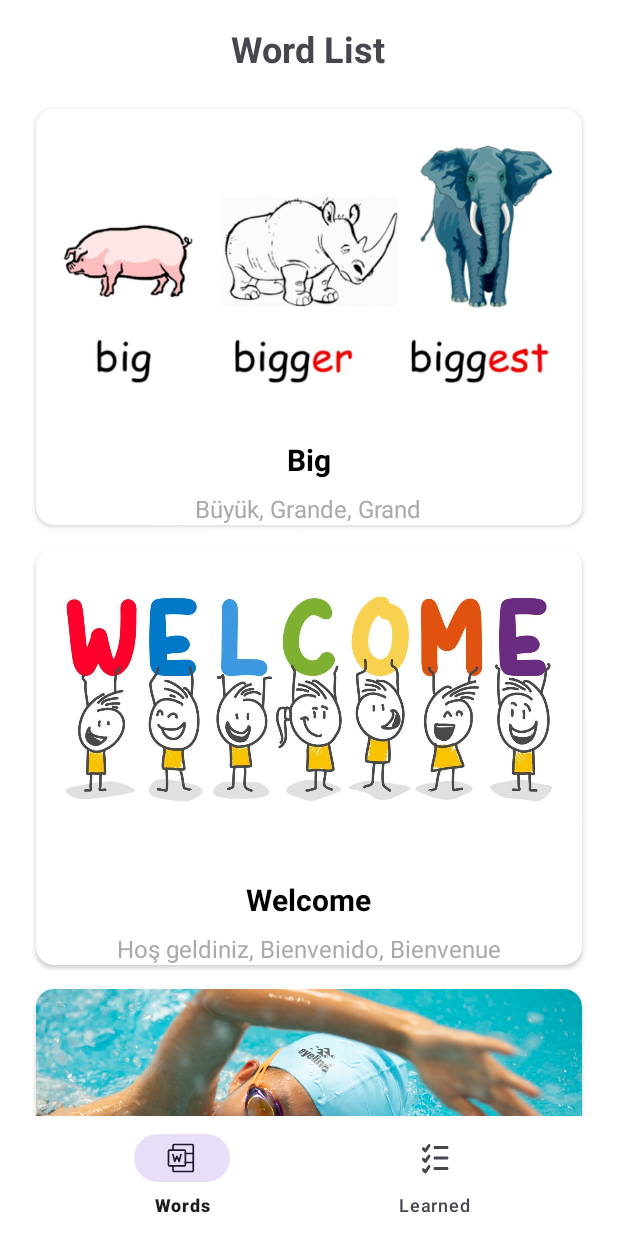
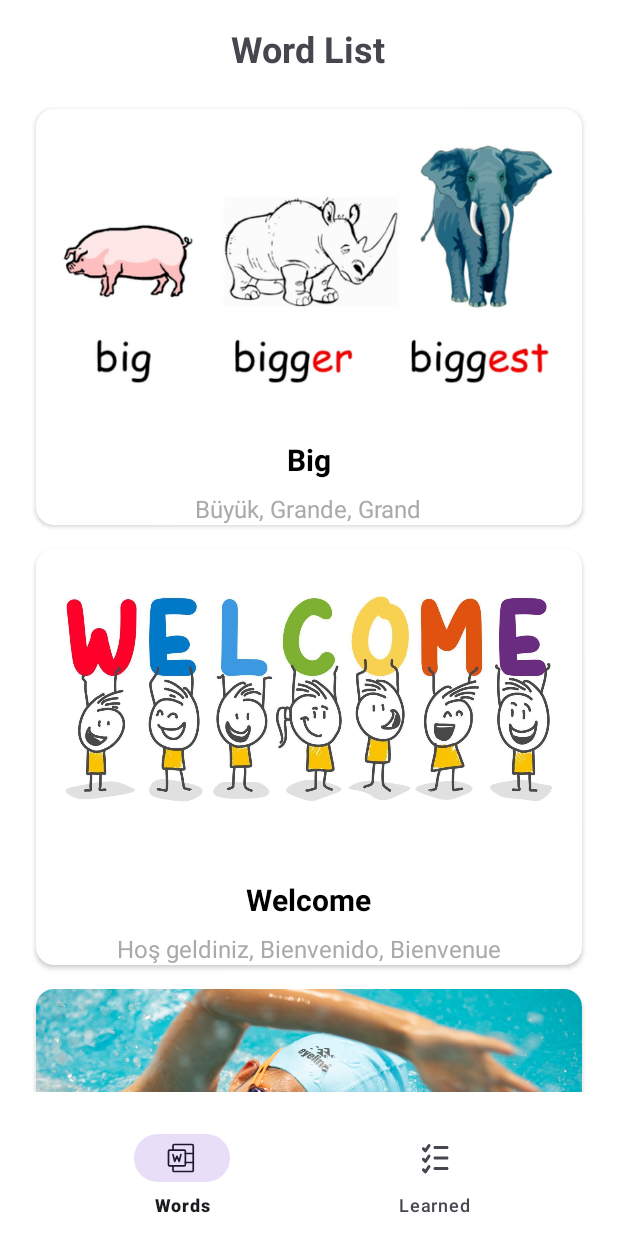
Before and after one commit to bengisusaahin/WordWander, an Android app: the screen it shows after launch (MainActivity), on a phone screen of 412 x 824 dp. Run offline under Robolectric (Android 15) with nearby library versions, the phone set to English and light mode, and no system bars; our stand-ins replace Dagger/Hilt's generated code.

Commit message:
style: Designed layout

```diff
--- a/app/src/main/res/layout/activity_main.xml
+++ b/app/src/main/res/layout/activity_main.xml
@@ -11,13 +11,11 @@
     <androidx.fragment.app.FragmentContainerView
         android:id="@+id/fragmentContainer"
         android:layout_width="match_parent"
-        android:layout_height="match_parent"
-        app:layout_constraintBottom_toBottomOf="parent"
+        android:layout_height="0dp"
+        app:layout_constraintBottom_toTopOf="@id/bottomNavigation"
         app:layout_constraintEnd_toEndOf="parent"
-        app:layout_constraintHorizontal_bias="0.0"
         app:layout_constraintStart_toStartOf="parent"
-        app:layout_constraintTop_toTopOf="parent"
-        app:layout_constraintVertical_bias="0.0" />
+        app:layout_constraintTop_toTopOf="parent"/>
 
     <com.google.android.material.bottomnavigation.BottomNavigationView
         android:id="@+id/bottomNavigation"
```
